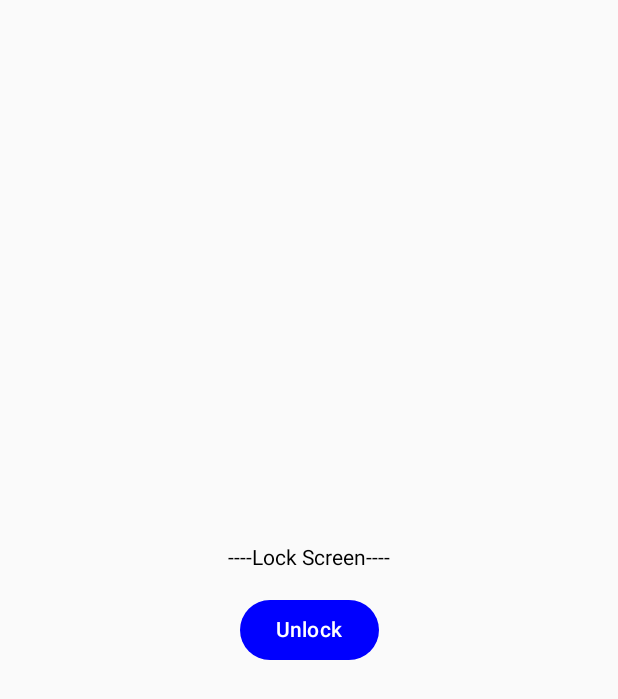
After one commit to ys2714/zebra-sdk-kotlin-wrapper, an Android app built with Jetpack Compose: the ScreenLockActivity screen opened directly, with no data from a screen before it, on a phone screen of 412 x 824 dp. The commit adds this screen. Shown: the top 699 px of the screen. Run offline under Robolectric (Android 15) with nearby library versions, the phone set to English and light mode, and no system bars.

Commit message:
add customize lock screen example

```diff
--- a/app/src/main/AndroidManifest.xml
+++ b/app/src/main/AndroidManifest.xml
@@ -33,6 +33,10 @@
             android:name=".DataWedgeActivity">
         </activity>
 
+        <activity
+            android:exported="true"
+            android:name=".ScreenLockActivity">
+        </activity>
     </application>
 
 </manifest>
--- a/app/src/main/java/com/zebra/zebrakotlindemo/ComposableUI.kt
+++ b/app/src/main/java/com/zebra/zebrakotlindemo/ComposableUI.kt
@@ -22,7 +22,23 @@ import androidx.compose.material.icons.filled.Clear
 import androidx.compose.material.icons.rounded.Menu
 
 @Composable
-fun RoundButton(title: String, onClick: () -> Unit) {
+fun RoundButton(title: String, modifier: Modifier? = null, onClick: () -> Unit) {
+    if (modifier != null) {
+        Button(
+            modifier = modifier
+            , onClick = {
+                onClick()
+            }
+            , colors = ButtonColors(
+                containerColor = Color.Blue,
+                contentColor = Color(0xFFFFFFFF),
+                disabledContentColor = Color.White,
+                disabledContainerColor = Color.LightGray
+            )
+        ) {
+            Text(text = title)
+        }
+    } else {
         Button(
             modifier = Modifier
                 .fillMaxWidth()
@@ -37,6 +53,7 @@ fun RoundButton(title: String, onClick: () -> Unit) {
             )
         ) {
             Text(text = title)
+        }
     }
 }
 
--- /dev/null
+++ b/app/src/main/java/com/zebra/zebrakotlindemo/ScreenLockActivity.kt
@@ -0,0 +1,119 @@
+package com.zebra.zebrakotlindemo
+
+import android.app.Activity
+import android.content.Context
+import android.content.Intent
+import android.os.Bundle
+import android.os.PersistableBundle
+import android.view.View
+import android.view.WindowManager
+import androidx.activity.ComponentActivity
+import androidx.activity.addCallback
+import androidx.activity.compose.setContent
+import androidx.compose.foundation.gestures.awaitEachGesture
+import androidx.compose.foundation.gestures.awaitFirstDown
+import androidx.compose.foundation.layout.Arrangement
+import androidx.compose.foundation.layout.Column
+import androidx.compose.foundation.layout.fillMaxSize
+import androidx.compose.foundation.layout.padding
+import androidx.compose.material3.Text
+import androidx.compose.runtime.Composable
+import androidx.compose.ui.Alignment
+import androidx.compose.ui.geometry.Offset
+import androidx.compose.ui.input.pointer.pointerInput
+import androidx.compose.ui.layout.onGloballyPositioned
+import androidx.compose.ui.unit.dp
+import androidx.compose.ui.Modifier
+import androidx.compose.ui.input.pointer.PointerEventPass
+import androidx.compose.ui.layout.boundsInWindow
+
+class ScreenLockActivity : ComponentActivity() {
+
+    companion object {
+        fun start(fromActivity: Activity) {
+            fromActivity.startActivity(
+                Intent(fromActivity, ScreenLockActivity::class.java).apply {
+                    setFlags(Intent.FLAG_ACTIVITY_NO_ANIMATION or Intent.FLAG_ACTIVITY_CLEAR_TOP)
+                }
+            )
+        }
+    }
+
+    override fun onCreate(savedInstanceState: Bundle?, persistentState: PersistableBundle?) {
+        super.onCreate(savedInstanceState, persistentState)
+        setFullscreen(this)
+    }
+
+    override fun onResume() {
+        super.onResume()
+        setContent {
+            RootView(this)
+        }
+        setFullscreen(this)
+    }
+
+    override fun onWindowFocusChanged(hasFocus: Boolean) {
+        super.onWindowFocusChanged(hasFocus)
+        setFullscreen(this)
+    }
+
+    fun setFullscreen(activity: Activity) {
+        activity.window.setFlags(
+            WindowManager.LayoutParams.FLAG_LAYOUT_NO_LIMITS,
+            WindowManager.LayoutParams.FLAG_LAYOUT_NO_LIMITS)
+        activity.window.decorView.apply {
+            systemUiVisibility = View.SYSTEM_UI_FLAG_HIDE_NAVIGATION or
+                    View.SYSTEM_UI_FLAG_FULLSCREEN or
+                    View.SYSTEM_UI_FLAG_IMMERSIVE_STICKY
+        }
+
+        onBackPressedDispatcher.addCallback {
+            // do nothing
+        }
+    }
+
+    @Composable
+    fun RootView(context: Context) {
+        val buttonModifier = Modifier.padding(16.dp)
+        Column(
+            modifier = Modifier
+                .fillMaxSize()
+                .padding(horizontal = 16.dp)
+                .consumeAllTouchBut(buttonModifier)
+            ,
+            verticalArrangement = Arrangement.Center,
+            horizontalAlignment = Alignment.CenterHorizontally) {
+            Text("----Lock Screen----",
+                modifier = Modifier
+                    .padding()
+            )
+            RoundButton("Unlock", modifier = buttonModifier) {
+                finish()
+            }
+        }
+    }
+
+    fun Offset.isInside(modifier: Modifier): Boolean {
+        var bounds = androidx.compose.ui.geometry.Rect.Zero
+        modifier.onGloballyPositioned { coordinates ->
+            bounds = coordinates.boundsInWindow()
+        }
+        return bounds.contains(this)
+    }
+
+    fun Modifier.consumeAllTouchBut(
+        buttonModifier: Modifier, // The modifier of the button to keep enabled
+        onDown: () -> Unit = {}
+    ): Modifier = this.then(
+        Modifier.pointerInput(Unit) {
+            awaitEachGesture {
+                val down = awaitFirstDown(pass = PointerEventPass.Main)
+                // Only consume if the touch is not within the bounds of the enabled button
+                if (!down.isConsumed && !down.position.isInside(buttonModifier)) { // You'll need to define isInside
+                    down.consume()
+                    onDown()
+                }
+            }
+        }
+    )
+}
```
Also changed, not shown: app/src/main/java/com/zebra/zebrakotlindemo/DataWedgeActivity.kt (+7 -1 lines), app/src/main/java/com/zebra/zebrakotlindemo/MainActivity.kt (+26 -1 lines), app/src/main/java/com/zebra/zebrakotlindemo/MainViewModel.kt (+8 -0 lines), emdk_kotlin_wrapper/src/main/java/com/zebra/emdk_kotlin_wrapper/mx/MXProfileProcessor+PowerKeyManager.kt (+12 -4 lines), emdk_kotlin_wrapper/src/main/java/com/zebra/emdk_kotlin_wrapper/utils/ZebraSystemEventMonitor.kt (added, +36 -0 lines), 1 other file. Lines whose indentation alone changed are shown as unchanged.
